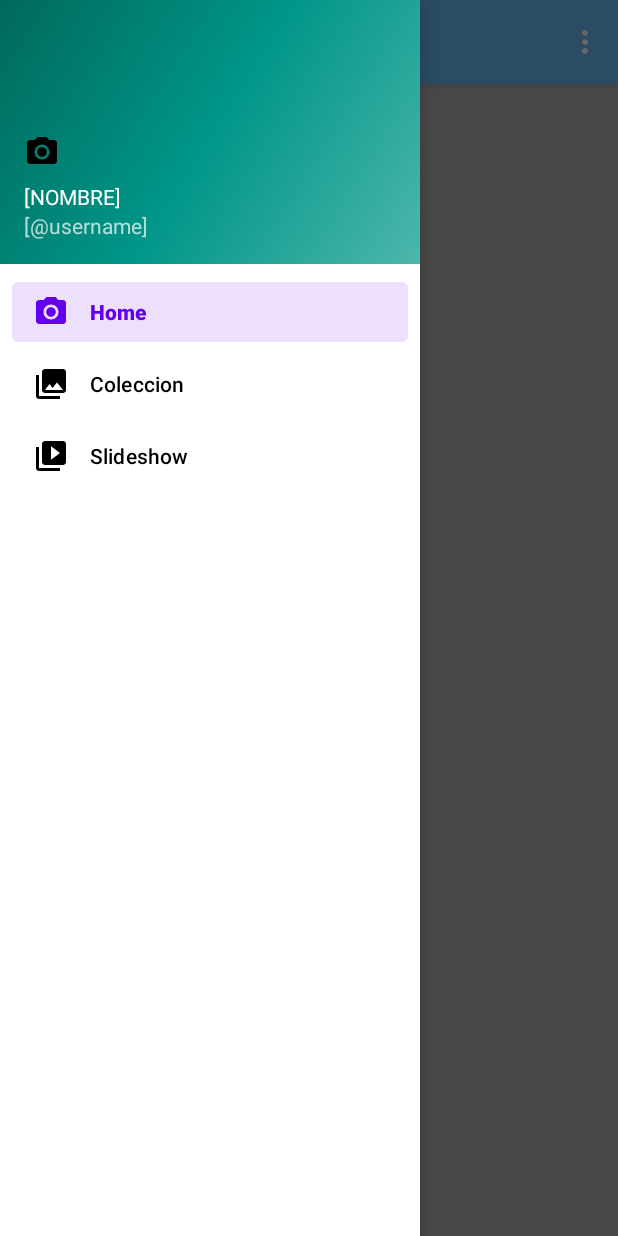
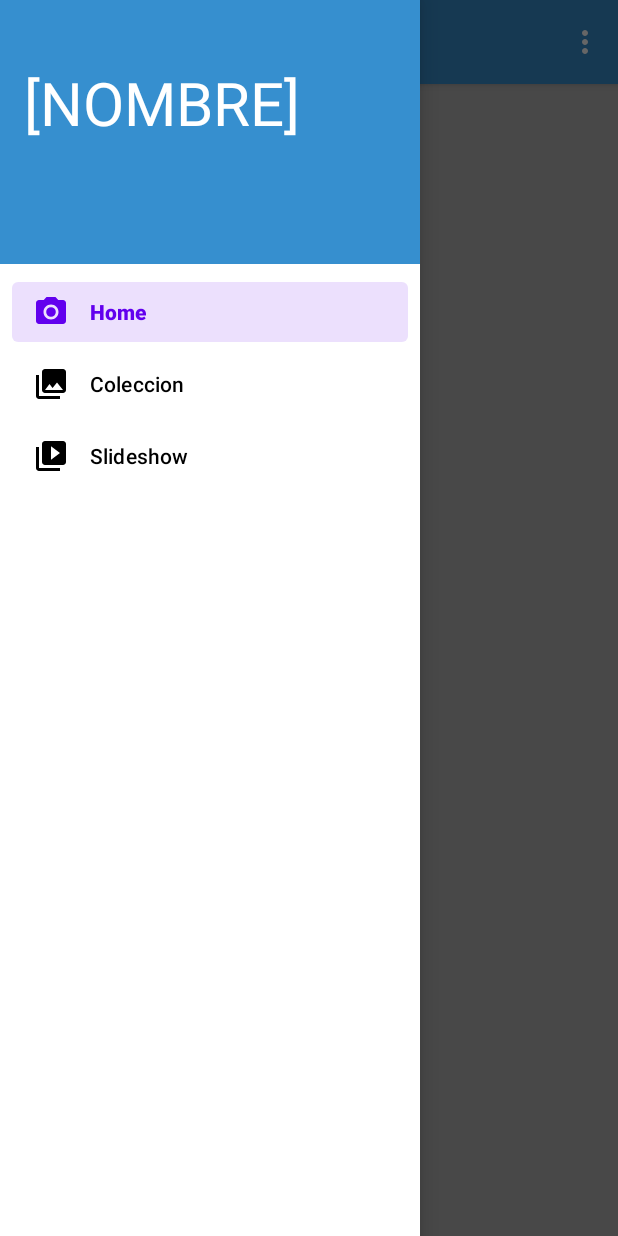
Before and after one commit to Javidroid/ParsiApp_ASEE, an Android app: the screen it shows after launch (MenuLateralActivity), with the side drawer open, on a phone screen of 412 x 824 dp. Run offline under Robolectric (Android 15) with nearby library versions, the phone set to English and light mode, and no system bars; our stand-ins replace Room's generated code, navigation-ui.

Commit message:
Cambios en el diseño general.

```diff
--- a/app/src/main/res/layout/app_bar_menu_lateral.xml
+++ b/app/src/main/res/layout/app_bar_menu_lateral.xml
@@ -15,7 +15,7 @@
             android:id="@+id/toolbar"
             android:layout_width="match_parent"
             android:layout_height="?attr/actionBarSize"
-            android:background="#6bbef9"
+            android:background="#368FCF"
             app:popupTheme="@style/Theme.ParsiApp.PopupOverlay" />
 
     </com.google.android.material.appbar.AppBarLayout>
--- a/app/src/main/res/layout/nav_header_menu_lateral.xml
+++ b/app/src/main/res/layout/nav_header_menu_lateral.xml
@@ -3,8 +3,7 @@
     xmlns:app="http://schemas.android.com/apk/res-auto"
     android:layout_width="match_parent"
     android:layout_height="@dimen/nav_header_height"
-    android:background="@drawable/side_nav_bar"
-    android:gravity="bottom"
+    android:background="#368FCF"
     android:orientation="vertical"
     android:paddingLeft="@dimen/activity_horizontal_margin"
     android:paddingTop="@dimen/activity_vertical_margin"
@@ -12,27 +11,11 @@
     android:paddingBottom="@dimen/activity_vertical_margin"
     android:theme="@style/ThemeOverlay.AppCompat.Dark">
 
-<!--    https://stackoverflow.com/questions/3656371/is-it-possible-to-have-placeholders-in-strings-xml-for-runtime-values -->
-<!--    https://stackoverflow.com/a/38011974-->
-
-    <ImageView
-        android:id="@+id/imageView"
-        android:layout_width="wrap_content"
-        android:layout_height="wrap_content"
-        android:contentDescription="@string/nav_header_desc"
-        android:paddingTop="@dimen/nav_header_vertical_spacing"
-        app:srcCompat="@drawable/ic_menu_camera" />
-
     <TextView
+        android:paddingTop="25dp"
         android:layout_width="match_parent"
         android:layout_height="wrap_content"
-        android:paddingTop="@dimen/nav_header_vertical_spacing"
         android:text="@string/nav_header_title"
-        android:textAppearance="@style/TextAppearance.AppCompat.Body1" />
-
-    <TextView
-        android:id="@+id/textView"
-        android:layout_width="wrap_content"
-        android:layout_height="wrap_content"
-        android:text="@string/nav_header_subtitle" />
+        android:textAppearance="@style/TextAppearance.AppCompat.Body1"
+        android:textSize="40sp" />
 </LinearLayout>
```
